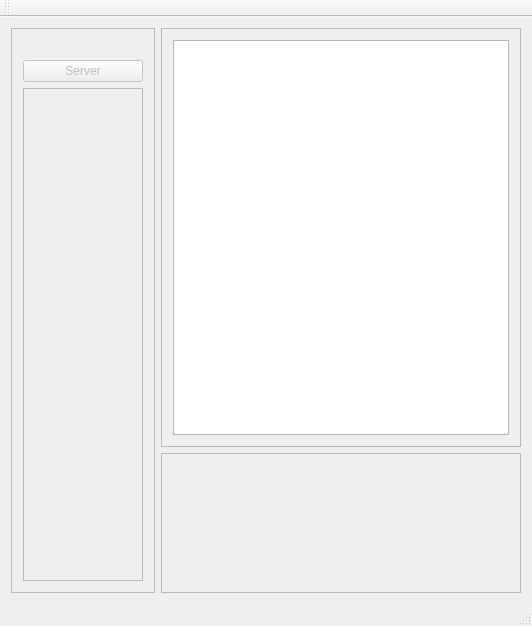
First picture: the form in src/mainwindow.ui, repository MarMariaV/messenger, before the edit.
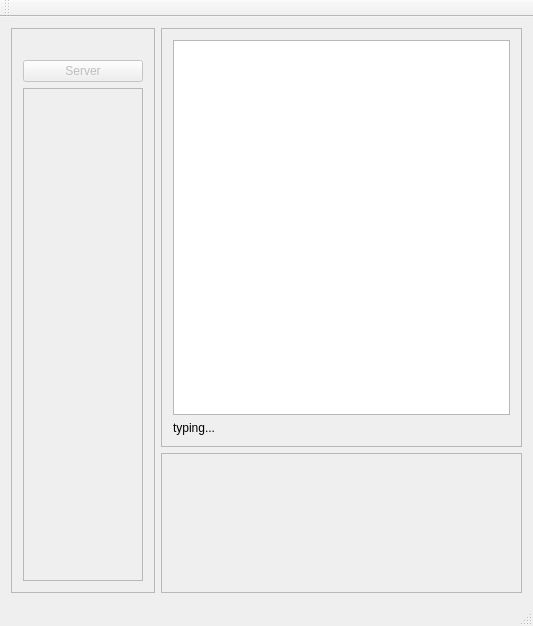
Second picture: the form after the edit.

```diff
--- a/src/mainwindow.ui
+++ b/src/mainwindow.ui
@@ -6,7 +6,7 @@
    <rect>
     <x>0</x>
     <y>0</y>
-    <width>532</width>
+    <width>533</width>
     <height>626</height>
    </rect>
   </property>
@@ -117,6 +117,13 @@
        <item row="0" column="0">
         <widget class="QListView" name="listView"/>
        </item>
+       <item row="1" column="0">
+        <widget class="QLabel" name="labelIsTyping">
+         <property name="text">
+          <string>typing...</string>
+         </property>
+        </widget>
+       </item>
       </layout>
      </widget>
     </item>
```
Left out of the diff: 2 changed lines with no effect on the pictures.
